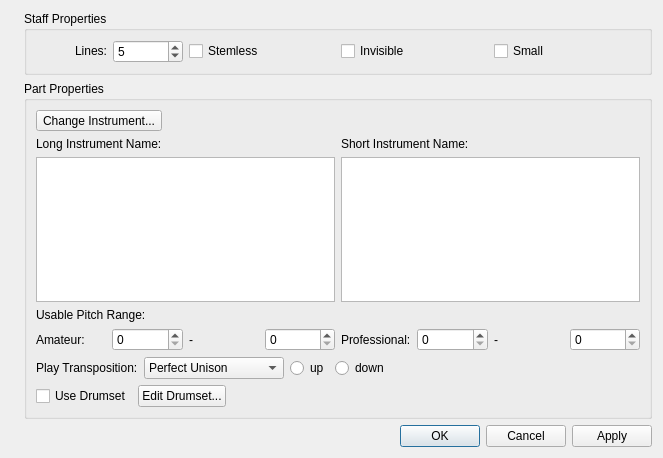
musescore/musescore-old, file mscore/mscore/editstaff.ui: the form before one commit.
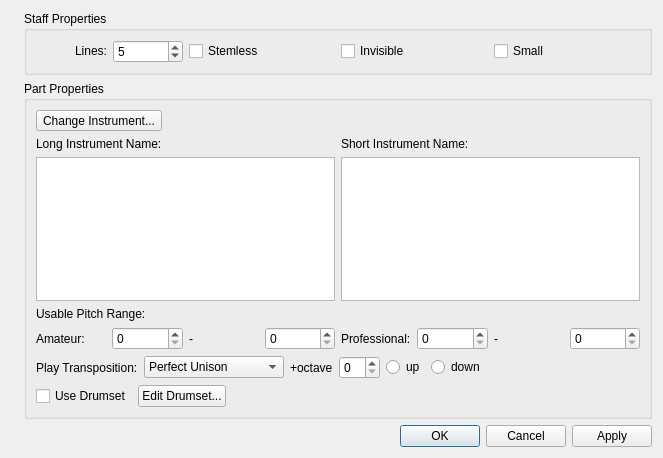
The form after the commit. Icons and pictures are not drawn.

Commit message: fix #4612 "staff transpose by more than octave"

```diff
--- a/mscore/mscore/editstaff.ui
+++ b/mscore/mscore/editstaff.ui
@@ -404,6 +404,20 @@
             </item>
            </widget>
           </item>
+          <item>
+           <widget class="QLabel" name="label_11">
+            <property name="text">
+             <string>+octave</string>
+            </property>
+           </widget>
+          </item>
+          <item>
+           <widget class="QSpinBox" name="octave">
+            <property name="maximum">
+             <number>10</number>
+            </property>
+           </widget>
+          </item>
           <item>
            <widget class="QRadioButton" name="up">
             <property name="text">
```
The commit also changes 1 other file.
